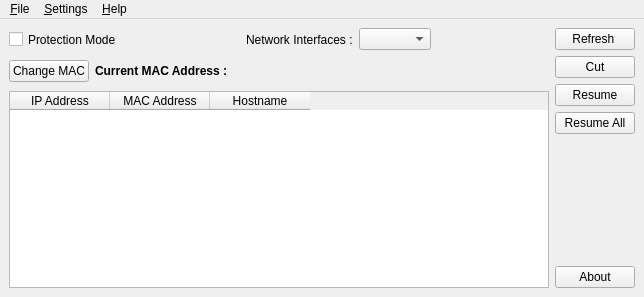
This is ui/MainWindow.ui in a-atalla/tuxcut as Qt 5 draws it before an edit. The edited form follows.
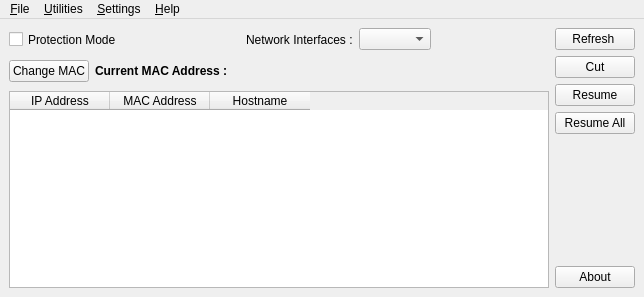
This is the edited form. Icons and pictures are not drawn.

Patch:
```diff
--- a/ui/MainWindow.ui
+++ b/ui/MainWindow.ui
@@ -292,7 +292,7 @@
      <x>0</x>
      <y>0</y>
      <width>644</width>
-     <height>22</height>
+     <height>20</height>
     </rect>
    </property>
    <widget class="QMenu" name="menu_File">
@@ -321,7 +321,21 @@
     <addaction name="actionAbout_TuxCut"/>
     <addaction name="actionAbout_Qt"/>
    </widget>
+   <widget class="QMenu" name="menu_Utilities">
+    <property name="title">
+     <string>&amp;Utilities</string>
+    </property>
+    <widget class="QMenu" name="menuSpeed_Limiter">
+     <property name="title">
+      <string>Speed Limiter</string>
+     </property>
+     <addaction name="action_speedlimiter_on"/>
+     <addaction name="action_speedlimiter_off"/>
+    </widget>
+    <addaction name="menuSpeed_Limiter"/>
+   </widget>
    <addaction name="menu_File"/>
+   <addaction name="menu_Utilities"/>
    <addaction name="menu_Edit"/>
    <addaction name="menu_Help"/>
   </widget>
```
Left out of the diff: 108 changed lines with no effect on the pictures.
